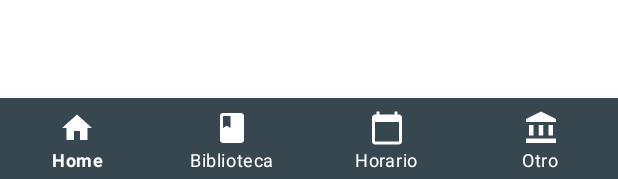
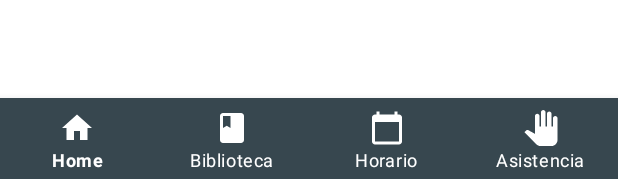
Before and after one commit to SHNacho/NPI, an Android app: the layout activity_main.xml on its own in the app's theme, with its tools: preview values and no code run, on a phone screen of 412 x 824 dp. Shown: the part 1054-1233 px from the top of the screen. Run offline under Robolectric (Android 15) with nearby library versions, the phone set to English and light mode, and no system bars.

Commit message:
Añadido un icono

```diff
--- /dev/null
+++ b/app/src/main/res/drawable/baseline_pan_tool_white_24dp.xml
@@ -0,0 +1,6 @@
+<?xml version="1.0" encoding="UTF-8" standalone="no"?>
+<vector xmlns:android="http://schemas.android.com/apk/res/android" android:height="24dp" android:tint="#FFFFFF" android:viewportHeight="24.0" android:viewportWidth="24.0" android:width="24dp">
+
+    <path android:fillColor="@android:color/white" android:pathData="M23,5.5V20c0,2.2 -1.8,4 -4,4h-7.3c-1.08,0 -2.1,-0.43 -2.85,-1.19L1,14.83c0,0 1.26,-1.23 1.3,-1.25c0.22,-0.19 0.49,-0.29 0.79,-0.29c0.22,0 0.42,0.06 0.6,0.16C3.73,13.46 8,15.91 8,15.91V4c0,-0.83 0.67,-1.5 1.5,-1.5S11,3.17 11,4v7h1V1.5C12,0.67 12.67,0 13.5,0S15,0.67 15,1.5V11h1V2.5C16,1.67 16.67,1 17.5,1S19,1.67 19,2.5V11h1V5.5C20,4.67 20.67,4 21.5,4S23,4.67 23,5.5z"/>
+
+</vector>
--- a/app/src/main/res/layout/activity_main.xml
+++ b/app/src/main/res/layout/activity_main.xml
@@ -19,7 +19,6 @@
         app:itemIconTint="@color/white"
         app:itemTextColor="@color/white"
         app:labelVisibilityMode="labeled"
-        app:menu="@menu/bottom_navigation_menu"
-        />
+        app:menu="@menu/bottom_navigation_menu" />
 
 </RelativeLayout>
--- a/app/src/main/res/menu/bottom_navigation_menu.xml
+++ b/app/src/main/res/menu/bottom_navigation_menu.xml
@@ -18,6 +18,6 @@
     <item
         android:id="@+id/otro"
         android:enabled="true"
-        android:icon="@drawable/baseline_account_balance_white_24dp"
-        android:title="@string/otro_menu" />
+        android:icon="@drawable/baseline_pan_tool_white_24dp"
+        android:title="@string/asistencia_menu" />
 </menu>
--- a/app/src/main/res/values/strings.xml
+++ b/app/src/main/res/values/strings.xml
@@ -3,5 +3,5 @@
     <string name="horario_menu">Horario</string>
     <string name="home_menu">Home</string>
     <string name="biblioteca_menu">Biblioteca</string>
-    <string name="otro_menu">Otro</string>
+    <string name="asistencia_menu">Asistencia</string>
 </resources>
```
